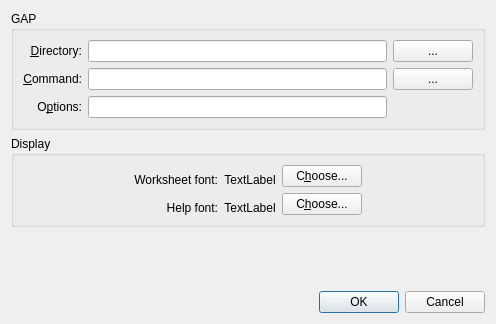
The window that ggap/prefs.ui (BackupTheBerlios/ggap) describes before a commit, drawn with Qt 5.
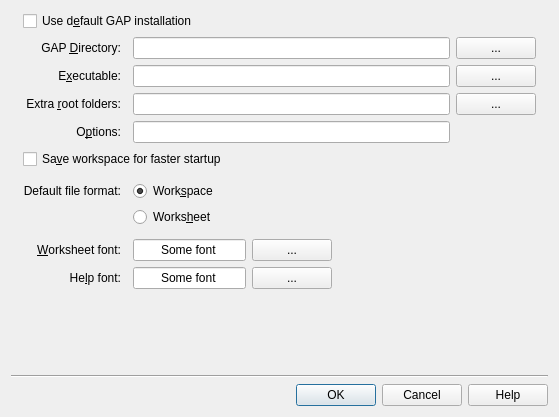
The same window after the commit.

Patch:
```diff
--- a/ggap/prefs.ui
+++ b/ggap/prefs.ui
@@ -5,26 +5,26 @@
    <rect>
     <x>0</x>
     <y>0</y>
-    <width>496</width>
-    <height>324</height>
+    <width>559</width>
+    <height>417</height>
    </rect>
   </property>
   <property name="windowTitle" >
    <string>GGAP Preferences</string>
   </property>
-  <layout class="QVBoxLayout" >
+  <layout class="QVBoxLayout" name="verticalLayout" >
    <item>
-    <widget class="QGroupBox" name="gapBox" >
-     <property name="title" >
-      <string>GAP</string>
-     </property>
-     <layout class="QVBoxLayout" >
-      <item>
-       <layout class="QGridLayout" >
-        <item row="1" column="0" >
-         <widget class="QLabel" name="label" >
+    <layout class="QGridLayout" name="gridLayout" >
+     <item row="1" column="1" >
+      <widget class="QLabel" name="labelGapDir" >
+       <property name="sizePolicy" >
+        <sizepolicy vsizetype="Preferred" hsizetype="Minimum" >
+         <horstretch>0</horstretch>
+         <verstretch>0</verstretch>
+        </sizepolicy>
+       </property>
           <property name="text" >
-           <string>&amp;Command:</string>
+        <string>GAP &amp;Directory:</string>
           </property>
           <property name="alignment" >
            <set>Qt::AlignRight|Qt::AlignTrailing|Qt::AlignVCenter</set>
@@ -34,15 +34,68 @@
           </property>
          </widget>
         </item>
-        <item row="1" column="2" >
+     <item row="1" column="3" colspan="3" >
+      <widget class="QLineEdit" name="entryGapDir" />
+     </item>
+     <item row="1" column="6" >
+      <widget class="QPushButton" name="buttonGapDir" >
+       <property name="sizePolicy" >
+        <sizepolicy vsizetype="Fixed" hsizetype="Fixed" >
+         <horstretch>0</horstretch>
+         <verstretch>0</verstretch>
+        </sizepolicy>
+       </property>
+       <property name="text" >
+        <string>...</string>
+       </property>
+      </widget>
+     </item>
+     <item row="2" column="1" >
+      <widget class="QLabel" name="labelGapExe" >
+       <property name="sizePolicy" >
+        <sizepolicy vsizetype="Preferred" hsizetype="Minimum" >
+         <horstretch>0</horstretch>
+         <verstretch>0</verstretch>
+        </sizepolicy>
+       </property>
+       <property name="text" >
+        <string>E&amp;xecutable:</string>
+       </property>
+       <property name="alignment" >
+        <set>Qt::AlignRight|Qt::AlignTrailing|Qt::AlignVCenter</set>
+       </property>
+       <property name="buddy" >
+        <cstring>buttonGapExe</cstring>
+       </property>
+      </widget>
+     </item>
+     <item row="2" column="3" colspan="3" >
+      <widget class="QLineEdit" name="entryGapExe" />
+     </item>
+     <item row="2" column="6" >
          <widget class="QPushButton" name="buttonGapExe" >
+       <property name="sizePolicy" >
+        <sizepolicy vsizetype="Fixed" hsizetype="Fixed" >
+         <horstretch>0</horstretch>
+         <verstretch>0</verstretch>
+        </sizepolicy>
+       </property>
           <property name="text" >
            <string>...</string>
           </property>
          </widget>
         </item>
-        <item row="2" column="0" >
-         <widget class="QLabel" name="label_2" >
+     <item row="4" column="3" colspan="3" >
+      <widget class="QLineEdit" name="entryGapArgs" />
+     </item>
+     <item row="4" column="1" >
+      <widget class="QLabel" name="labelGapArgs" >
+       <property name="sizePolicy" >
+        <sizepolicy vsizetype="Preferred" hsizetype="Minimum" >
+         <horstretch>0</horstretch>
+         <verstretch>0</verstretch>
+        </sizepolicy>
+       </property>
           <property name="text" >
            <string>O&amp;ptions:</string>
           </property>
@@ -54,16 +107,32 @@
           </property>
          </widget>
         </item>
-        <item row="2" column="1" >
-         <widget class="QLineEdit" name="entryGapArgs" />
-        </item>
-        <item row="1" column="1" >
-         <widget class="QLineEdit" name="entryGapExe" />
-        </item>
-        <item row="0" column="0" >
+     <item row="6" column="3" >
+      <spacer name="verticalSpacer" >
+       <property name="orientation" >
+        <enum>Qt::Vertical</enum>
+       </property>
+       <property name="sizeType" >
+        <enum>QSizePolicy::Fixed</enum>
+       </property>
+       <property name="sizeHint" stdset="0" >
+        <size>
+         <width>0</width>
+         <height>6</height>
+        </size>
+       </property>
+      </spacer>
+     </item>
+     <item row="7" column="1" >
          <widget class="QLabel" name="label_4" >
+       <property name="sizePolicy" >
+        <sizepolicy vsizetype="Preferred" hsizetype="Minimum" >
+         <horstretch>0</horstretch>
+         <verstretch>0</verstretch>
+        </sizepolicy>
+       </property>
           <property name="text" >
-           <string>&amp;Directory:</string>
+        <string>Default file format:</string>
           </property>
           <property name="alignment" >
            <set>Qt::AlignRight|Qt::AlignTrailing|Qt::AlignVCenter</set>
@@ -73,50 +142,103 @@
           </property>
          </widget>
         </item>
-        <item row="0" column="1" >
-         <widget class="QLineEdit" name="entryGapDir" />
-        </item>
-        <item row="0" column="2" >
-         <widget class="QPushButton" name="buttonGapDir" >
+     <item row="7" column="3" colspan="3" >
+      <widget class="QRadioButton" name="radioWorkspace" >
+       <property name="sizePolicy" >
+        <sizepolicy vsizetype="Fixed" hsizetype="Expanding" >
+         <horstretch>0</horstretch>
+         <verstretch>0</verstretch>
+        </sizepolicy>
+       </property>
           <property name="text" >
-           <string>...</string>
-          </property>
-         </widget>
-        </item>
-       </layout>
-      </item>
-     </layout>
-    </widget>
-   </item>
-   <item>
-    <widget class="QGroupBox" name="groupBox_2" >
-     <property name="title" >
-      <string>Display</string>
-     </property>
-     <layout class="QVBoxLayout" >
-      <item>
-       <layout class="QGridLayout" >
-        <item row="0" column="1" >
-         <widget class="QLabel" name="label_3" >
-          <property name="text" >
-           <string>Worksheet font:</string>
-          </property>
-          <property name="alignment" >
-           <set>Qt::AlignBottom|Qt::AlignRight|Qt::AlignTrailing</set>
-          </property>
-         </widget>
-        </item>
-        <item row="0" column="2" >
-         <widget class="QLabel" name="labelWorksheetFont" >
+        <string>Work&amp;space</string>
+       </property>
+       <property name="checked" >
+        <bool>true</bool>
+       </property>
+      </widget>
+     </item>
+     <item row="8" column="3" colspan="3" >
+      <widget class="QRadioButton" name="radioWorksheet" >
+       <property name="sizePolicy" >
+        <sizepolicy vsizetype="Fixed" hsizetype="Expanding" >
+         <horstretch>0</horstretch>
+         <verstretch>0</verstretch>
+        </sizepolicy>
+       </property>
+       <property name="text" >
+        <string>Works&amp;heet</string>
+       </property>
+      </widget>
+     </item>
+     <item row="9" column="3" >
+      <spacer name="verticalSpacer_3" >
+       <property name="orientation" >
+        <enum>Qt::Vertical</enum>
+       </property>
+       <property name="sizeType" >
+        <enum>QSizePolicy::Fixed</enum>
+       </property>
+       <property name="sizeHint" stdset="0" >
+        <size>
+         <width>0</width>
+         <height>6</height>
+        </size>
+       </property>
+      </spacer>
+     </item>
+     <item row="10" column="1" >
+      <widget class="QLabel" name="label_6" >
+       <property name="sizePolicy" >
+        <sizepolicy vsizetype="Preferred" hsizetype="Minimum" >
+         <horstretch>0</horstretch>
+         <verstretch>0</verstretch>
+        </sizepolicy>
+       </property>
           <property name="text" >
-           <string>TextLabel</string>
+        <string>&amp;Worksheet font:</string>
           </property>
           <property name="alignment" >
-           <set>Qt::AlignBottom|Qt::AlignHCenter</set>
-          </property>
-         </widget>
-        </item>
-        <item row="0" column="3" >
+        <set>Qt::AlignRight|Qt::AlignTrailing|Qt::AlignVCenter</set>
+       </property>
+       <property name="buddy" >
+        <cstring>buttonWorksheetFont</cstring>
+       </property>
+      </widget>
+     </item>
+     <item row="1" column="0" >
+      <spacer name="horizontalSpacer" >
+       <property name="orientation" >
+        <enum>Qt::Horizontal</enum>
+       </property>
+       <property name="sizeType" >
+        <enum>QSizePolicy::Fixed</enum>
+       </property>
+       <property name="sizeHint" stdset="0" >
+        <size>
+         <width>12</width>
+         <height>0</height>
+        </size>
+       </property>
+      </spacer>
+     </item>
+     <item row="1" column="7" >
+      <spacer name="horizontalSpacer_2" >
+       <property name="orientation" >
+        <enum>Qt::Horizontal</enum>
+       </property>
+       <property name="sizeType" >
+        <enum>QSizePolicy::Fixed</enum>
+       </property>
+       <property name="sizeHint" stdset="0" >
+        <size>
+         <width>12</width>
+         <height>0</height>
+        </size>
+       </property>
+      </spacer>
+     </item>
+     <item row="10" column="4" >
          <widget class="QPushButton" name="buttonWorksheetFont" >
           <property name="sizePolicy" >
            <sizepolicy vsizetype="Fixed" hsizetype="Fixed" >
@@ -125,31 +247,24 @@
            </sizepolicy>
           </property>
           <property name="text" >
-           <string>C&amp;hoose...</string>
+        <string>...</string>
           </property>
          </widget>
         </item>
-        <item row="1" column="1" >
-         <widget class="QLabel" name="label_5" >
-          <property name="text" >
-           <string>Help font:</string>
-          </property>
-          <property name="alignment" >
-           <set>Qt::AlignBottom|Qt::AlignRight|Qt::AlignTrailing</set>
-          </property>
-         </widget>
-        </item>
-        <item row="1" column="2" >
-         <widget class="QLabel" name="labelHelpFont" >
-          <property name="text" >
-           <string>TextLabel</string>
-          </property>
-          <property name="alignment" >
-           <set>Qt::AlignBottom|Qt::AlignHCenter</set>
-          </property>
-         </widget>
-        </item>
-        <item row="1" column="3" >
+     <item row="10" column="5" >
+      <spacer name="horizontalSpacer_3" >
+       <property name="orientation" >
+        <enum>Qt::Horizontal</enum>
+       </property>
+       <property name="sizeHint" stdset="0" >
+        <size>
+         <width>0</width>
+         <height>0</height>
+        </size>
+       </property>
+      </spacer>
+     </item>
+     <item row="11" column="4" >
          <widget class="QPushButton" name="buttonHelpFont" >
           <property name="sizePolicy" >
            <sizepolicy vsizetype="Fixed" hsizetype="Fixed" >
@@ -158,43 +273,100 @@
            </sizepolicy>
           </property>
           <property name="text" >
-           <string>C&amp;hoose...</string>
+        <string>...</string>
           </property>
          </widget>
         </item>
-        <item row="0" column="4" >
-         <spacer>
-          <property name="orientation" >
-           <enum>Qt::Horizontal</enum>
-          </property>
-          <property name="sizeHint" stdset="0" >
-           <size>
-            <width>40</width>
-            <height>20</height>
-           </size>
-          </property>
-         </spacer>
-        </item>
-        <item row="0" column="0" >
-         <spacer>
-          <property name="orientation" >
-           <enum>Qt::Horizontal</enum>
-          </property>
-          <property name="sizeHint" stdset="0" >
-           <size>
-            <width>40</width>
-            <height>20</height>
-           </size>
-          </property>
-         </spacer>
-        </item>
-       </layout>
-      </item>
-     </layout>
-    </widget>
+     <item row="11" column="1" >
+      <widget class="QLabel" name="label_8" >
+       <property name="text" >
+        <string>He&amp;lp font:</string>
+       </property>
+       <property name="alignment" >
+        <set>Qt::AlignRight|Qt::AlignTrailing|Qt::AlignVCenter</set>
+       </property>
+       <property name="buddy" >
+        <cstring>buttonHelpFont</cstring>
+       </property>
+      </widget>
+     </item>
+     <item row="10" column="3" >
+      <widget class="QLineEdit" name="entryWorksheetFont" >
+       <property name="text" >
+        <string>Some font</string>
+       </property>
+       <property name="alignment" >
+        <set>Qt::AlignCenter</set>
+       </property>
+       <property name="readOnly" >
+        <bool>true</bool>
+       </property>
+      </widget>
+     </item>
+     <item row="11" column="3" >
+      <widget class="QLineEdit" name="entryHelpFont" >
+       <property name="text" >
+        <string>Some font</string>
+       </property>
+       <property name="alignment" >
+        <set>Qt::AlignCenter</set>
+       </property>
+       <property name="readOnly" >
+        <bool>true</bool>
+       </property>
+      </widget>
+     </item>
+     <item row="0" column="1" colspan="3" >
+      <widget class="QCheckBox" name="buttonUseDefaultGap" >
+       <property name="text" >
+        <string>Use d&amp;efault GAP installation</string>
+       </property>
+      </widget>
+     </item>
+     <item row="3" column="1" >
+      <widget class="QLabel" name="label" >
+       <property name="text" >
+        <string>Extra &amp;root folders:</string>
+       </property>
+       <property name="alignment" >
+        <set>Qt::AlignRight|Qt::AlignTrailing|Qt::AlignVCenter</set>
+       </property>
+       <property name="buddy" >
+        <cstring>buttonGapRoots</cstring>
+       </property>
+      </widget>
+     </item>
+     <item row="3" column="3" colspan="3" >
+      <widget class="QLineEdit" name="entryGapRoots" >
+       <property name="readOnly" >
+        <bool>true</bool>
+       </property>
+      </widget>
+     </item>
+     <item row="3" column="6" >
+      <widget class="QPushButton" name="buttonGapRoots" >
+       <property name="sizePolicy" >
+        <sizepolicy vsizetype="Fixed" hsizetype="Fixed" >
+         <horstretch>0</horstretch>
+         <verstretch>0</verstretch>
+        </sizepolicy>
+       </property>
+       <property name="text" >
+        <string>...</string>
+       </property>
+      </widget>
+     </item>
+     <item row="5" column="1" colspan="3" >
+      <widget class="QCheckBox" name="buttonSaveWorkspace" >
+       <property name="text" >
+        <string>Sa&amp;ve workspace for faster startup</string>
+       </property>
+      </widget>
+     </item>
+    </layout>
    </item>
    <item>
-    <spacer name="verticalSpacer" >
+    <spacer name="verticalSpacer_2" >
      <property name="orientation" >
       <enum>Qt::Vertical</enum>
      </property>
@@ -206,13 +378,20 @@
      </property>
     </spacer>
    </item>
+   <item>
+    <widget class="Line" name="line" >
+     <property name="orientation" >
+      <enum>Qt::Horizontal</enum>
+     </property>
+    </widget>
+   </item>
    <item>
     <widget class="QDialogButtonBox" name="buttonBox" >
      <property name="orientation" >
       <enum>Qt::Horizontal</enum>
      </property>
      <property name="standardButtons" >
-      <set>QDialogButtonBox::Cancel|QDialogButtonBox::Ok</set>
+      <set>QDialogButtonBox::Cancel|QDialogButtonBox::Help|QDialogButtonBox::Ok</set>
      </property>
     </widget>
    </item>
```
Left out of the diff: 13 changed lines with no effect on the pictures. Lines whose indentation alone changed are shown as unchanged.
